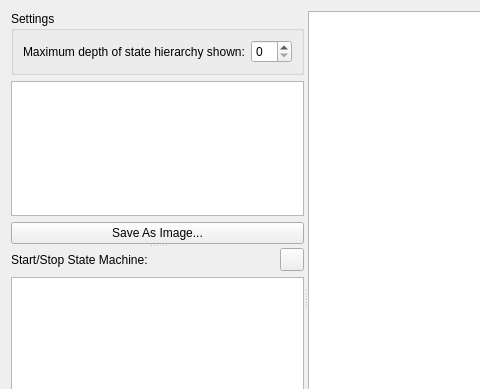
The window that plugins/statemachineviewer/statemachineviewer.ui (netrunner-debian-kde-extras/gammaray) describes before a commit, drawn with Qt 5; both pictures show x 0 to 480 and y 0 to 389 of the 809 by 594 pixel window.
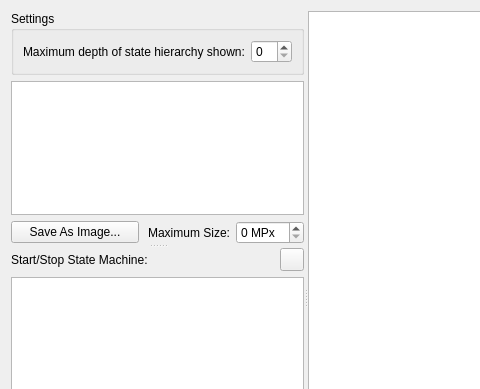
The same window after the commit. Custom widgets are drawn as their Qt base class.

Patch:
```diff
--- a/plugins/statemachineviewer/statemachineviewer.ui
+++ b/plugins/statemachineviewer/statemachineviewer.ui
@@ -59,12 +59,45 @@
          </widget>
         </item>
         <item>
+         <layout class="QHBoxLayout" name="horizontalLayout_2" stretch="3,2,1">
+          <item>
          <widget class="QPushButton" name="exportButton">
           <property name="text">
            <string>Save As Image...</string>
           </property>
          </widget>
         </item>
+          <item>
+           <widget class="QLabel" name="maxMegaPixelsLabel">
+            <property name="toolTip">
+             <string>&lt;qt&gt;Limits the maximum size of the exported image file. Zooming could otherwise make the image extremely large. The number given is in units of mega pixel.&lt;/qt&gt;</string>
+            </property>
+            <property name="text">
+             <string>Maximum Size:</string>
+            </property>
+            <property name="alignment">
+             <set>Qt::AlignRight|Qt::AlignTrailing|Qt::AlignVCenter</set>
+            </property>
+            <property name="buddy">
+             <cstring>maxMegaPixelsSpinBox</cstring>
+            </property>
+           </widget>
+          </item>
+          <item>
+           <widget class="QSpinBox" name="maxMegaPixelsSpinBox">
+            <property name="toolTip">
+             <string>&lt;qt&gt;Limits the maximum size of the exported image file. Zooming could otherwise make the image extremely large. The number given is in units of mega pixel.&lt;/qt&gt;</string>
+            </property>
+            <property name="text" stdset="0">
+             <string>0 MPx</string>
+            </property>
+            <property name="suffix">
+             <string comment="mega pixel unit"> MPx</string>
+            </property>
+           </widget>
+          </item>
+         </layout>
+        </item>
        </layout>
       </widget>
       <widget class="QWidget" name="layoutWidget1">
```
Left out of the diff: 6 changed lines with no effect on the pictures. Lines whose indentation alone changed are shown as unchanged.
